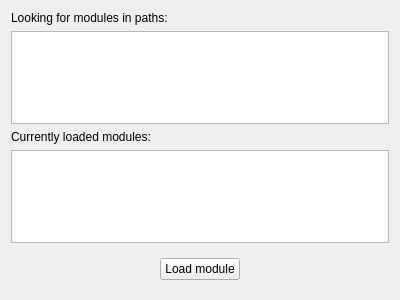
First picture: the form in libtransform/modulesmanagementwidget.ui, repository nccgroup/pip3line, before the edit.
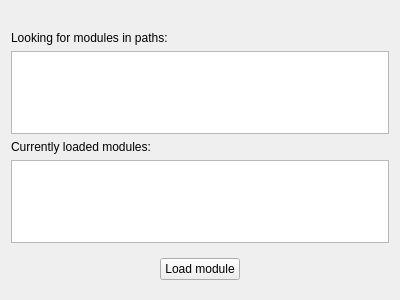
Second picture: the form after the edit.

Commit message: Add Python static & runtime version infos

```diff
--- a/libtransform/modulesmanagementwidget.ui
+++ b/libtransform/modulesmanagementwidget.ui
@@ -23,6 +23,13 @@
    <string>Form</string>
   </property>
   <layout class="QVBoxLayout" name="verticalLayout">
+   <item>
+    <widget class="QLabel" name="infoLabel">
+     <property name="text">
+      <string/>
+     </property>
+    </widget>
+   </item>
    <item>
     <widget class="QLabel" name="pathLabel">
      <property name="text">
```
The commit also changes 7 other files.
